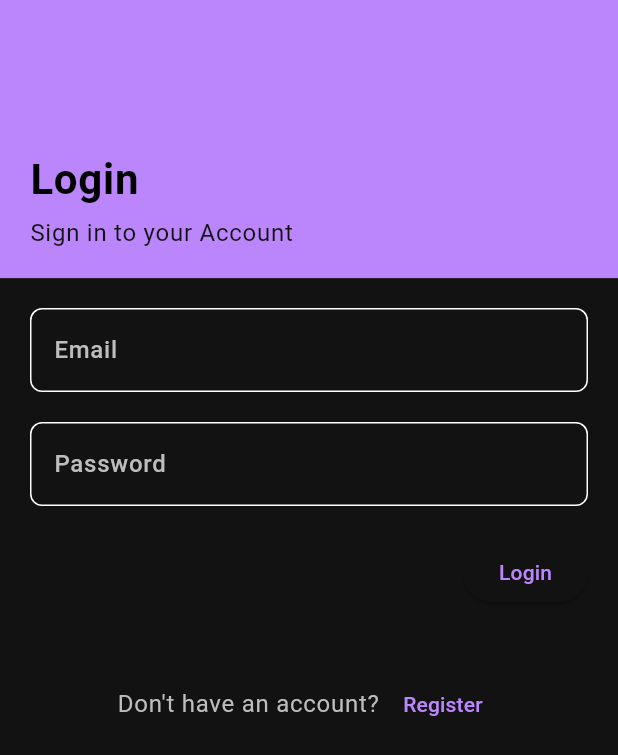
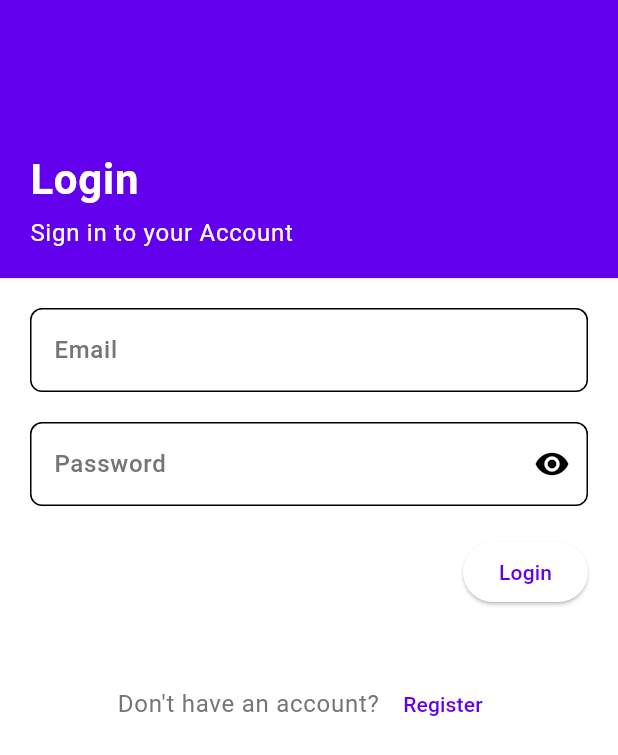
Before and after one commit to daniel-bernet/shoppyList_mobileApplication, a Flutter app: the RegisterPage screen opened by its route, after a tap on "Register", after a tap on "Login", on a phone screen of 412 x 824 dp. Shown: the top 755 px of the screen. Run offline on Flutter 3.47's test engine with Material 3 defaults, Android fonts, the phone set to English and light mode, and no system bars; our stand-ins replace flutter_secure_storage, shared_preferences, smooth_page_indicator, timezone; accounts and stored records are empty; network calls fail.

Commit message:
final improvements
implementation of user research (display password option, sign up infromation page). fix for null value for checkbox when adding item with open shopping list with default value.

```diff
--- /dev/null
+++ b/lib/components/password_field.dart
@@ -0,0 +1,46 @@
+import 'package:flutter/material.dart';
+
+class PasswordField extends StatefulWidget {
+  final TextEditingController controller;
+  final String labelText;
+  final String? Function(String?)? validator;
+  final TextInputAction textInputAction;
+
+  const PasswordField({
+    super.key,
+    required this.controller,
+    required this.labelText,
+    this.validator,
+    this.textInputAction = TextInputAction.next,
+  });
+
+  @override
+  PasswordFieldState createState() => PasswordFieldState();
+}
+
+class PasswordFieldState extends State<PasswordField> {
+  bool _isObscured = true;
+
+  void _toggleVisibility() {
+    setState(() {
+      _isObscured = !_isObscured;
+    });
+  }
+
+  @override
+  Widget build(BuildContext context) {
+    return TextFormField(
+      controller: widget.controller,
+      decoration: InputDecoration(
+        labelText: widget.labelText,
+        suffixIcon: IconButton(
+          icon: Icon(_isObscured ? Icons.visibility : Icons.visibility_off),
+          onPressed: _toggleVisibility,
+        ),
+      ),
+      obscureText: _isObscured,
+      textInputAction: widget.textInputAction,
+      validator: widget.validator,
+    );
+  }
+}
--- a/lib/providers/theme_provider.dart
+++ b/lib/providers/theme_provider.dart
@@ -26,7 +26,7 @@ class ThemeProvider extends ChangeNotifier {
 
   Future<void> _loadTheme() async {
     final prefs = await SharedPreferences.getInstance();
-    bool isDarkMode = prefs.getBool(_key) ?? true;
+    bool isDarkMode = prefs.getBool(_key) ?? false;
     _themeData = isDarkMode ? AppTheme.darkTheme : AppTheme.lightTheme;
 
     notifyListeners();
--- a/lib/screens/login_screen.dart
+++ b/lib/screens/login_screen.dart
@@ -1,3 +1,4 @@
+import 'package:app/components/password_field.dart';
 import 'package:app/l10n/app_localization.dart';
 import 'package:app/screens/main_page.dart';
 import 'package:app/services/api_service.dart';
@@ -105,16 +106,13 @@ class _LoginPageState extends State<LoginPage> {
                         : null,
                   ),
                   const SizedBox(height: 20),
-                  TextFormField(
+                  PasswordField(
                     controller: passwordController,
-                    decoration: InputDecoration(
-                      labelText: appLocalizations.translate('password'),
-                    ),
-                    obscureText: true,
-                    textInputAction: TextInputAction.done,
+                    labelText: appLocalizations.translate('password'),
                     validator: (value) => value!.isEmpty
                         ? appLocalizations.translate('pleaseEnterPassword')
                         : null,
+                    textInputAction: TextInputAction.done,
                   ),
                   const SizedBox(height: 20),
                   ElevatedButton(
--- a/lib/screens/register_screen.dart
+++ b/lib/screens/register_screen.dart
@@ -1,4 +1,6 @@
+import 'package:app/components/password_field.dart';
 import 'package:app/l10n/app_localization.dart';
+import 'package:app/screens/indtroduction_screen.dart';
 import 'package:app/utils/helpers/snackbar_helper.dart';
 import 'package:app/services/api_service.dart';
 import 'package:app/values/app_constants.dart';
@@ -53,7 +55,9 @@ class _RegisterPageState extends State<RegisterPage> {
       if (success) {
         SnackbarHelper.showSnackBar(
             AppLocalizations.of(context).translate('registrationComplete'));
-        NavigationHelper.pushReplacementNamed(AppRoutes.main);
+        Navigator.of(context).pushReplacement(MaterialPageRoute(
+          builder: (context) => const IntroductionScreen(),
+        ));
       } else {
         SnackbarHelper.showSnackBar(
             AppLocalizations.of(context).translate('registrationFailed'),
@@ -119,13 +123,9 @@ class _RegisterPageState extends State<RegisterPage> {
                     },
                   ),
                   const SizedBox(height: 20),
-                  TextFormField(
+                  PasswordField(
                     controller: passwordController,
-                    decoration: InputDecoration(
-                      labelText: appLocalizations.translate('password'),
-                    ),
-                    obscureText: true,
-                    textInputAction: TextInputAction.next,
+                    labelText: appLocalizations.translate('password'),
                     validator: (value) {
                       if (!AppConstants.passwordRegex.hasMatch(value ?? "")) {
                         return appLocalizations
@@ -135,13 +135,9 @@ class _RegisterPageState extends State<RegisterPage> {
                     },
                   ),
                   const SizedBox(height: 20),
-                  TextFormField(
+                  PasswordField(
                     controller: confirmPasswordController,
-                    decoration: InputDecoration(
-                      labelText: appLocalizations.translate('confirmPassword'),
-                    ),
-                    obscureText: true,
-                    textInputAction: TextInputAction.done,
+                    labelText: appLocalizations.translate('confirmPassword'),
                     validator: (value) {
                       if (value != passwordController.text) {
                         return appLocalizations.translate('passwordNotMatched');
@@ -166,7 +162,8 @@ class _RegisterPageState extends State<RegisterPage> {
                 style: theme.textTheme.bodySmall,
               ),
               TextButton(
-                onPressed: () => NavigationHelper.pushReplacementNamed(AppRoutes.login),
+                onPressed: () =>
+                    NavigationHelper.pushReplacementNamed(AppRoutes.login),
                 child: Text(appLocalizations.translate('login')),
               ),
             ],
--- a/lib/services/api_service.dart
+++ b/lib/services/api_service.dart
@@ -5,7 +5,8 @@ import 'package:http/http.dart' as http;
 import 'package:flutter_secure_storage/flutter_secure_storage.dart';
 
 class ApiService {
-  final String _baseUrl = 'https://kingseba.onnube.ch';
+//  final String _baseUrl = 'https://kingseba.onnube.ch';
+  final String _baseUrl = 'http://84.74.1.146:5000';
   final storage = const FlutterSecureStorage();
 
   Future<bool> login(String email, String password) async {
--- a/pubspec.yaml
+++ b/pubspec.yaml
@@ -20,6 +20,7 @@ dependencies:
   flutter_localization: ^0.2.0
   flutter_localizations:
     sdk: flutter
+  smooth_page_indicator: ^1.1.0
 
 dev_dependencies:
   flutter_test:
```
Also changed, not shown: assets/languages/de.json (+10 -1 lines), assets/languages/en.json (+10 -1 lines), assets/languages/es.json (+10 -1 lines), assets/languages/fr.json (+10 -1 lines), assets/languages/it.json (+10 -1 lines), lib/components/app_text_form_field.dart (deleted, +0 -59 lines), lib/components/list_component.dart (+12 -3 lines), lib/components/product_list_component.dart (+7 -1 lines), lib/screens/indtroduction_screen.dart (added, +173 -0 lines), pubspec.lock.
